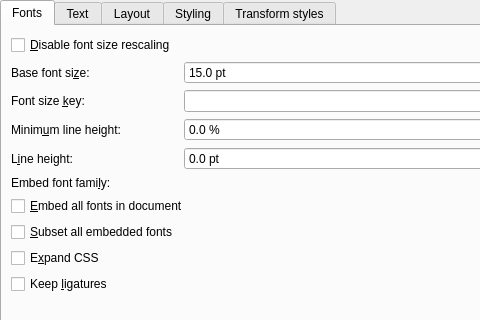
debian-calibre/calibre, file src/calibre/gui2/convert/look_and_feel.ui: the form before one commit; both pictures show x 0 to 480 and y 0 to 320 of the 765 by 619 pixel window.
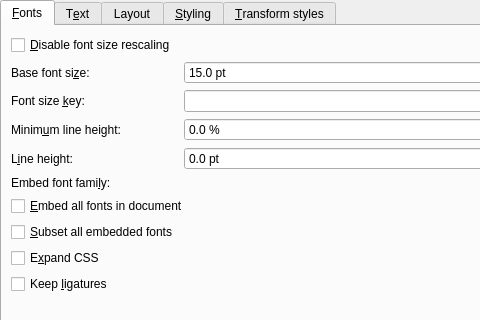
The form after the commit. Icons and pictures are not drawn. Custom widgets are drawn as their Qt base class.

Diff of the .ui file:
```diff
--- a/src/calibre/gui2/convert/look_and_feel.ui
+++ b/src/calibre/gui2/convert/look_and_feel.ui
@@ -33,7 +33,7 @@
      </property>
      <widget class="QWidget" name="tab1">
       <attribute name="title">
-       <string>Fonts</string>
+       <string>&amp;Fonts</string>
       </attribute>
       <layout class="QFormLayout" name="formLayout">
        <item row="1" column="0">
@@ -207,7 +207,7 @@
      </widget>
      <widget class="QWidget" name="tab">
       <attribute name="title">
-       <string>Text</string>
+       <string>T&amp;ext</string>
       </attribute>
       <layout class="QFormLayout" name="formLayout_2">
        <item row="1" column="1">
@@ -364,7 +364,7 @@
      </widget>
      <widget class="QWidget" name="tab_3">
       <attribute name="title">
-       <string>Styling</string>
+       <string>&amp;Styling</string>
       </attribute>
       <layout class="QVBoxLayout" name="verticalLayout">
        <item>
@@ -477,7 +477,7 @@
      </widget>
      <widget class="QWidget" name="tab_4">
       <attribute name="title">
-       <string>Transform styles</string>
+       <string>&amp;Transform styles</string>
       </attribute>
       <layout class="QVBoxLayout" name="verticalLayout_4">
        <property name="spacing">
```
